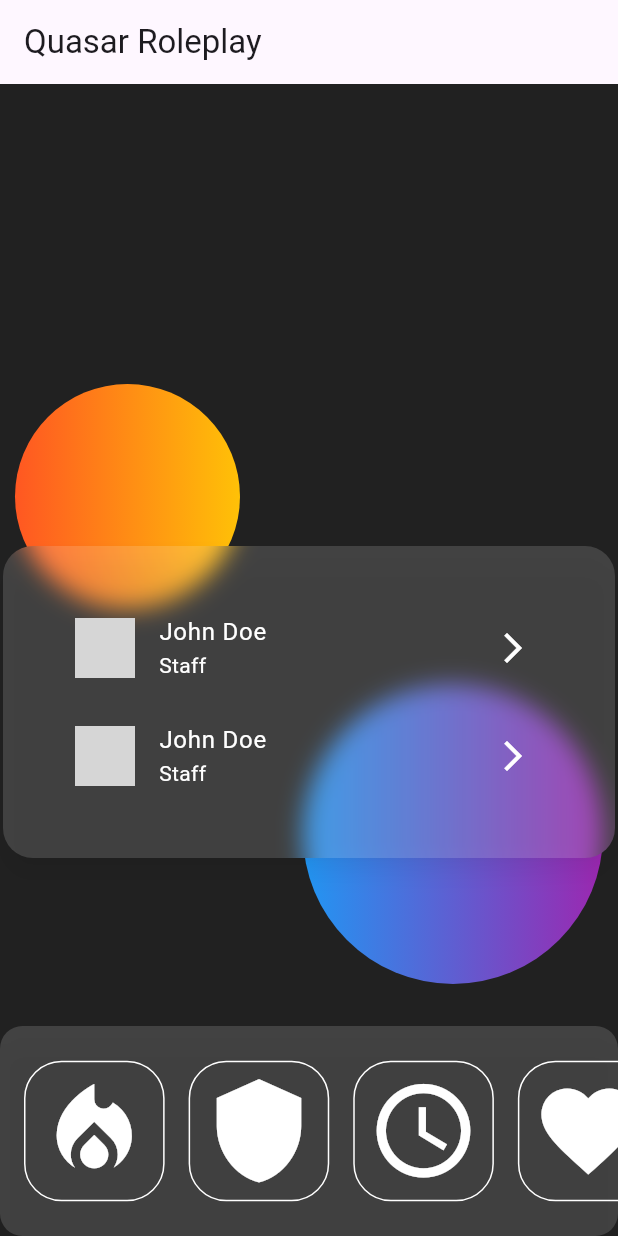
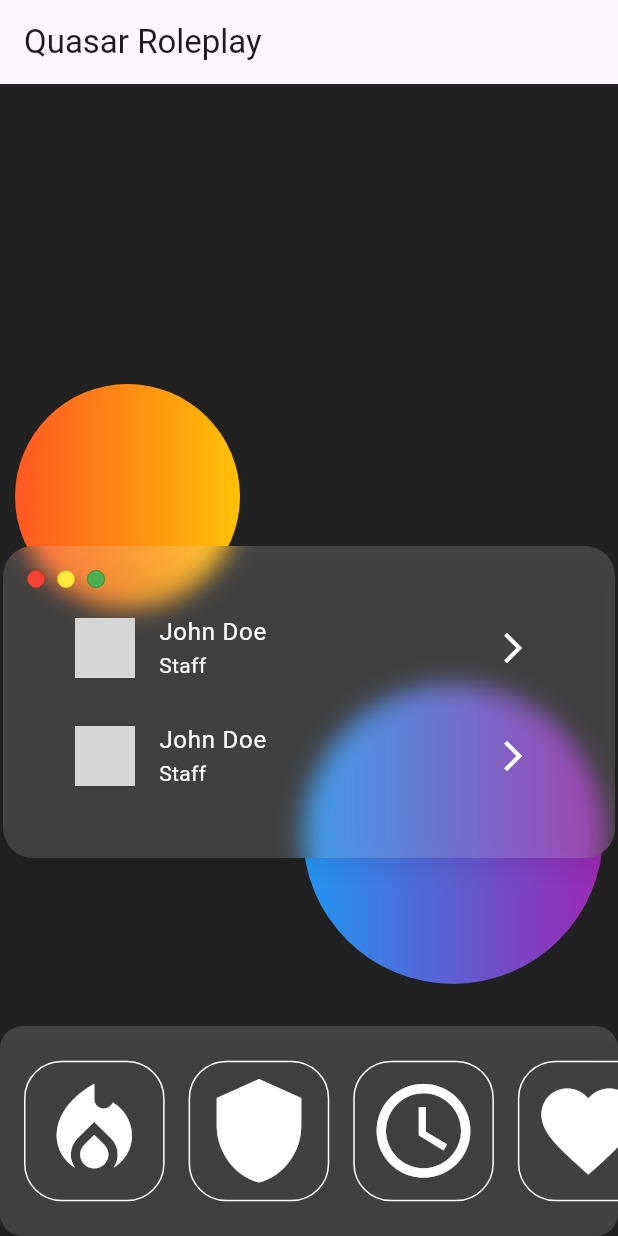
Before and after one commit to NoctuaSphere-Labs/noctua-ui, a Flutter app: the screen it shows after launch, on a phone screen of 412 x 824 dp. Run offline on Flutter 3.47's test engine with Material 3 defaults, Android fonts, the phone set to English and light mode, and no system bars; drawn by our look-alikes of blurrycontainer; network calls fail; grey boxes are pictures that could not be loaded.

Commit message:
feat(draggable): Add macOS-style window control buttons

```diff
--- a/lib/widgets/draggable.dart
+++ b/lib/widgets/draggable.dart
@@ -2,10 +2,12 @@ import 'package:flutter/material.dart';
 
 class DraggableContainer extends StatefulWidget {
   final Widget child;
+  final VoidCallback? onClose;
 
   const DraggableContainer({
     super.key,
     required this.child,
+    this.onClose,
   });
 
   @override
@@ -19,6 +21,20 @@ class _DraggableContainerState extends State<DraggableContainer> {
   double _height = 240;
   bool _isResizing = false;
   ResizeDirection _resizeDirection = ResizeDirection.none;
+  bool _isMinimized = false;
+  bool _isMaximized = false;
+  Size? _originalSize;
+  Offset? _originalPosition;
+
+  // Store the hover state for each button
+  bool _isRedHovered = false;
+  bool _isYellowHovered = false;
+  bool _isGreenHovered = false;
+
+  // Define constants for window control buttons
+  static const double _buttonSize = 12.0;
+  static const double _buttonSpacing = 8.0;
+  static const double _buttonMargin = 32.0;
 
   // Define constants for resize handle size
   static const double _handleSize = 10;
@@ -147,6 +163,8 @@ class _DraggableContainerState extends State<DraggableContainer> {
                       : widget.child,
                 ),
               ),
+              // macOS window control buttons
+              if (!_started) _buildMacOSButtons(),
               // Corner resize handles
               ..._buildCornerHandles(),
               // Edge resize handles
@@ -156,6 +174,157 @@ class _DraggableContainerState extends State<DraggableContainer> {
         ),
       ),
     );
+  }
+
+  // Build macOS style window control buttons
+  Widget _buildMacOSButtons() {
+    return Positioned(
+      top: _buttonMargin,
+      left: _buttonMargin,
+      child: Row(
+        children: [
+          // Close button (Red)
+          MouseRegion(
+            onEnter: (_) => setState(() => _isRedHovered = true),
+            onExit: (_) => setState(() => _isRedHovered = false),
+            child: GestureDetector(
+              onTap: _handleClose,
+              child: Container(
+                width: _buttonSize,
+                height: _buttonSize,
+                decoration: BoxDecoration(
+                  color: Colors.red,
+                  borderRadius: BorderRadius.circular(_buttonSize / 2),
+                  border: Border.all(
+                    color: Colors.red.shade800,
+                    width: 0.5,
+                  ),
+                ),
+                child: _isRedHovered
+                    ? const Icon(
+                        Icons.close,
+                        size: 8,
+                        color: Colors.black54,
+                      )
+                    : null,
+              ),
+            ),
+          ),
+          SizedBox(width: _buttonSpacing),
+          // Minimize button (Yellow)
+          MouseRegion(
+            onEnter: (_) => setState(() => _isYellowHovered = true),
+            onExit: (_) => setState(() => _isYellowHovered = false),
+            child: GestureDetector(
+              onTap: _handleMinimize,
+              child: Container(
+                width: _buttonSize,
+                height: _buttonSize,
+                decoration: BoxDecoration(
+                  color: Colors.yellow,
+                  borderRadius: BorderRadius.circular(_buttonSize / 2),
+                  border: Border.all(
+                    color: Colors.yellow.shade800,
+                    width: 0.5,
+                  ),
+                ),
+                child: _isYellowHovered
+                    ? const Icon(
+                        Icons.horizontal_rule,
+                        size: 12,
+                        color: Colors.black54,
+                      )
+                    : null,
+              ),
+            ),
+          ),
+          SizedBox(width: _buttonSpacing),
+          // Maximize button (Green)
+          MouseRegion(
+            onEnter: (_) => setState(() => _isGreenHovered = true),
+            onExit: (_) => setState(() => _isGreenHovered = false),
+            child: GestureDetector(
+              onTap: _handleMaximize,
+              child: Container(
+                width: _buttonSize,
+                height: _buttonSize,
+                decoration: BoxDecoration(
+                  color: Colors.green,
+                  borderRadius: BorderRadius.circular(_buttonSize / 2),
+                  border: Border.all(
+                    color: Colors.green.shade800,
+                    width: 0.5,
+                  ),
+                ),
+                child: _isGreenHovered
+                    ? Icon(
+                        Icons.unfold_more,
+                        size: 8,
+                        color: Colors.black54,
+                      )
+                    : null,
+              ),
+            ),
+          ),
+        ],
+      ),
+    );
+  }
+
+  // Handler for close button
+  void _handleClose() {
+    if (widget.onClose != null) {
+      widget.onClose!();
+    }
+  }
+
+  // Handler for minimize button
+  void _handleMinimize() {
+    // setState(() {
+    //   if (_isMinimized) {
+    //     // Restore
+    //     _height = _originalSize?.height ?? 240;
+    //     _isMinimized = false;
+    //   } else {
+    //     // Minimize
+    //     _originalSize = Size(_width, _height);
+    //     _height = 40; // Minimize to just show the title bar
+    //     _isMinimized = true;
+
+    //     // If maximized, un-maximize
+    //     if (_isMaximized) {
+    //       _handleMaximize();
+    //     }
+    //   }
+    // });
+  }
+
+  // Handler for maximize button
+  void _handleMaximize() {
+    // final screenSize = MediaQuery.of(context).size;
+
+    // setState(() {
+    //   if (_isMaximized) {
+    //     // Restore original size and position
+    //     _width = _originalSize?.width ?? 440;
+    //     _height = _originalSize?.height ?? 240;
+    //     _position = _originalPosition;
+    //     _isMaximized = false;
+    //   } else {
+    //     // Save original size and position
+    //     _originalSize = Size(_width, _height);
+    //     _originalPosition = _position;
+
+    //     // Maximize to screen size
+    //     _width = screenSize.width;
+    //     _height = screenSize.height;
+    //     _position = const Offset(0, 0);
+    //     _isMaximized = true;
+
+    //     // If minimized, un-minimize
+    //     _isMinimized = false;
+    //   }
+    // });
   }
 
   // Get the direction to resize based on mouse position
```
